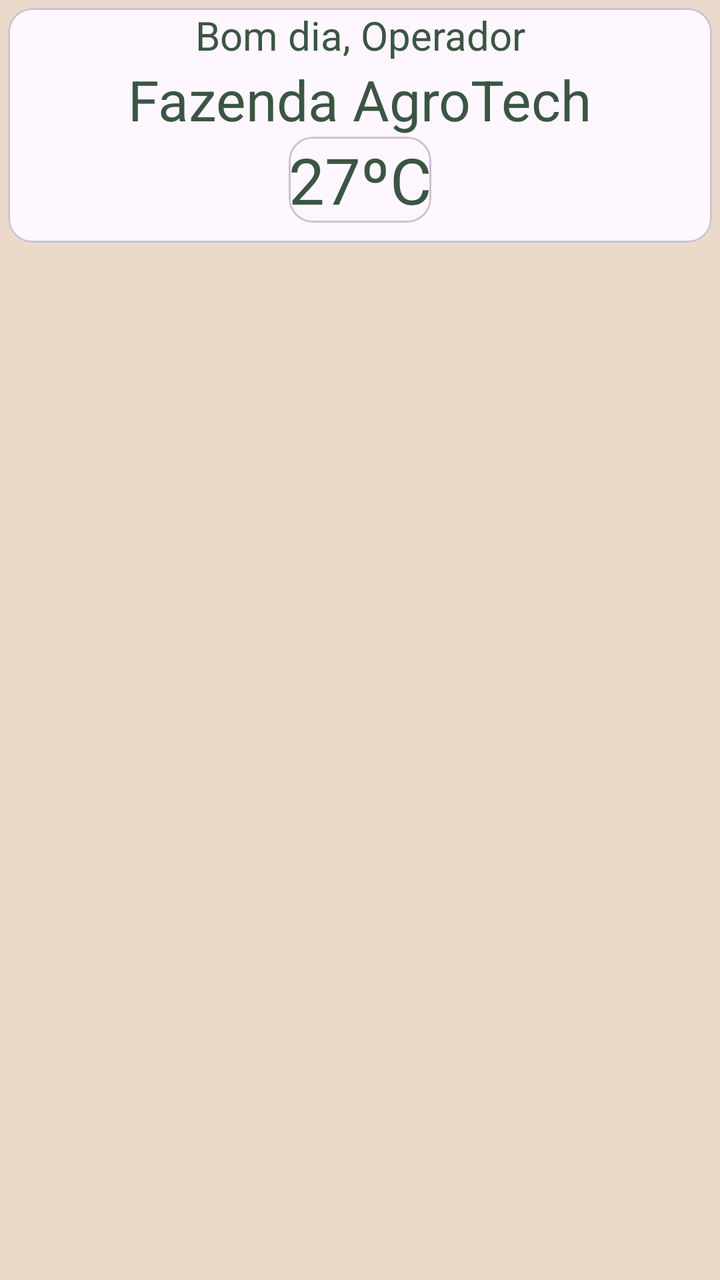
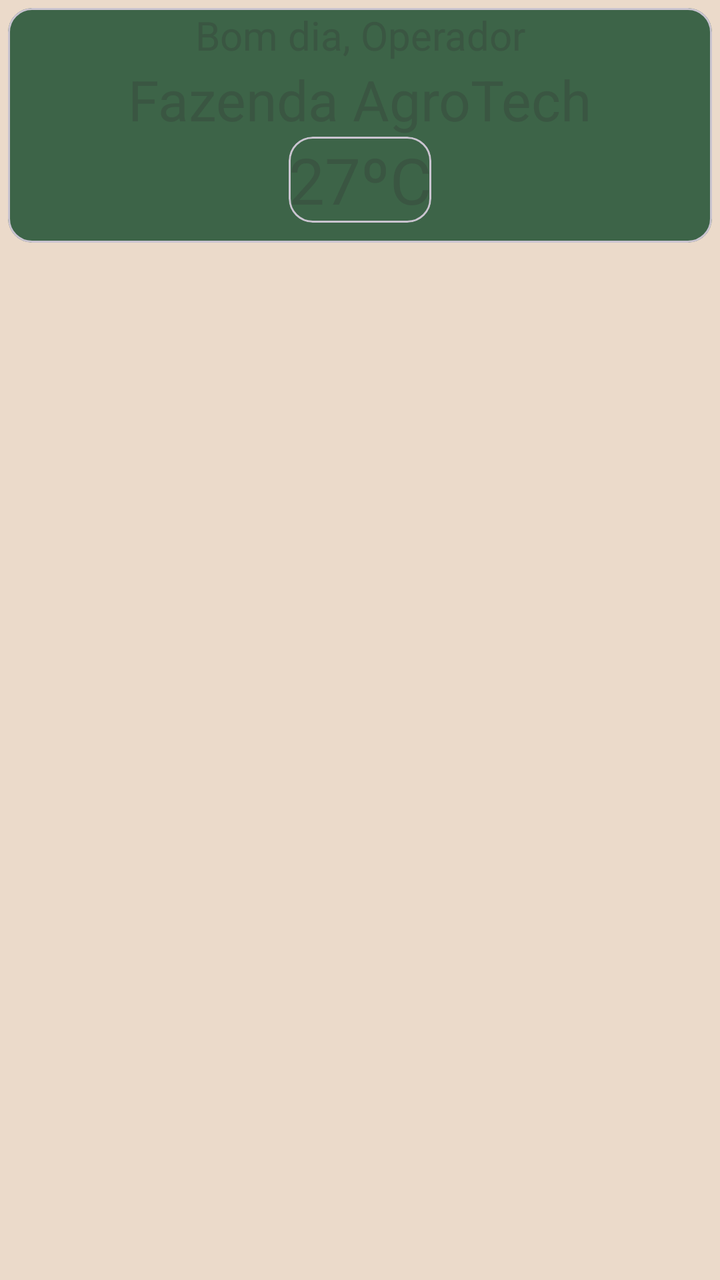

An Android layout rendered at two revisions. The XML below is the earlier revision; the diff shows what the commit changed to produce the second picture.
<!-- AndroidManifest.xml: application theme Theme.AgroTech -->
<!-- res/layout/fragment_home.xml -->
<?xml version="1.0" encoding="utf-8"?>
<androidx.constraintlayout.widget.ConstraintLayout xmlns:android="http://schemas.android.com/apk/res/android"
    xmlns:app="http://schemas.android.com/apk/res-auto"
    xmlns:tools="http://schemas.android.com/tools"
    android:layout_width="match_parent"
    android:layout_height="match_parent"
    tools:context=".ui.HomeFragment"
    android:background="@color/background" >

    <com.google.android.material.card.MaterialCardView
        android:layout_width="0dp"
        android:layout_height="wrap_content"
        android:backgroundTint="@color/surface"
        android:layout_margin="4dp"


        app:layout_constraintTop_toTopOf="parent"
        app:layout_constraintStart_toStartOf="parent"
        app:layout_constraintEnd_toEndOf="parent"
        >

        <androidx.constraintlayout.widget.ConstraintLayout
            android:id="@+id/cv_1"
            android:layout_width="match_parent"
            android:layout_height="match_parent"
            android:paddingBottom="10dp">


            <TextView
                android:id="@+id/tv_1"
                android:layout_width="wrap_content"
                android:layout_height="wrap_content"
                android:text="Bom dia, Operador"
                android:textSize="20sp"
                android:textColor="@color/text"

                app:layout_constraintTop_toTopOf="parent"
                app:layout_constraintBottom_toTopOf="@+id/tv_2"
                app:layout_constraintStart_toStartOf="parent"
                app:layout_constraintEnd_toEndOf="parent"/>

            <TextView
                android:id="@+id/tv_2"
                android:layout_width="wrap_content"
                android:layout_height="wrap_content"
                android:text="Fazenda AgroTech"
                android:textSize="28sp"
                android:textColor="@color/text"

                app:layout_constraintTop_toBottomOf="@id/tv_1"
                app:layout_constraintBottom_toTopOf="@id/cv_2"
                app:layout_constraintStart_toStartOf="parent"
                app:layout_constraintEnd_toEndOf="parent"/>

            <com.google.android.material.card.MaterialCardView
                android:id="@+id/cv_2"
                android:layout_width="wrap_content"
                android:layout_height="wrap_content"
                android:backgroundTint="@color/surface"

                app:layout_constraintTop_toBottomOf="@id/tv_2"
                app:layout_constraintBottom_toTopOf="parent"
                app:layout_constraintStart_toStartOf="parent"
                app:layout_constraintEnd_toEndOf="parent">

                <TextView
                    android:id="@+id/tv_3"
                    android:layout_width="wrap_content"
                    android:layout_height="wrap_content"
                    android:text="27ºC"
                    android:textSize="32sp"
                    android:textColor="@color/text"/>

            </com.google.android.material.card.MaterialCardView>

        </androidx.constraintlayout.widget.ConstraintLayout>

    </com.google.android.material.card.MaterialCardView>

</androidx.constraintlayout.widget.ConstraintLayout>
<!-- resources referenced by this layout -->
<resources>
  <color name="background">#ebdaca</color>
  <color name="text">#3a5642</color>
  <style name="Theme.AgroTech" parent="Base.Theme.AgroTech" />
  <style name="Base.Theme.AgroTech" parent="Theme.Material3.DayNight.NoActionBar">
          
          
      </style>
</resources>

<!-- the commit's change to res/layout/fragment_home.xml (unified diff, before → after) -->
@@ -10,7 +10,7 @@
     <com.google.android.material.card.MaterialCardView
         android:layout_width="0dp"
         android:layout_height="wrap_content"
-        android:backgroundTint="@color/surface"
+        android:backgroundTint="@color/accent"
         android:layout_margin="4dp"
 
 
@@ -56,7 +56,7 @@
                 android:id="@+id/cv_2"
                 android:layout_width="wrap_content"
                 android:layout_height="wrap_content"
-                android:backgroundTint="@color/surface"
+                android:backgroundTint="@color/accent"
 
                 app:layout_constraintTop_toBottomOf="@id/tv_2"
                 app:layout_constraintBottom_toTopOf="parent"
<!-- resource entries referenced after the edit -->
@@ -1,5 +1,6 @@
 <!-- resources referenced by this layout -->
 <resources>
+  <color name="accent">#3D6448</color>
   <color name="background">#ebdaca</color>
   <color name="text">#3a5642</color>
   <style name="Theme.AgroTech" parent="Base.Theme.AgroTech" />
